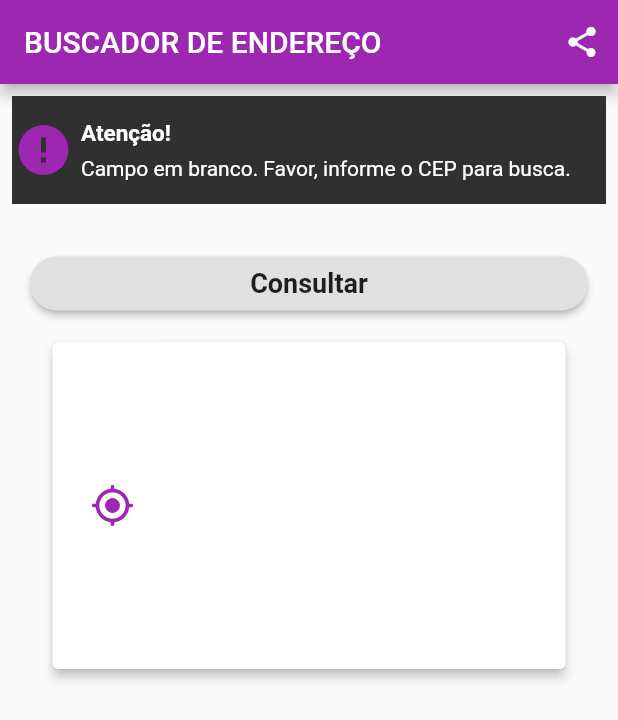
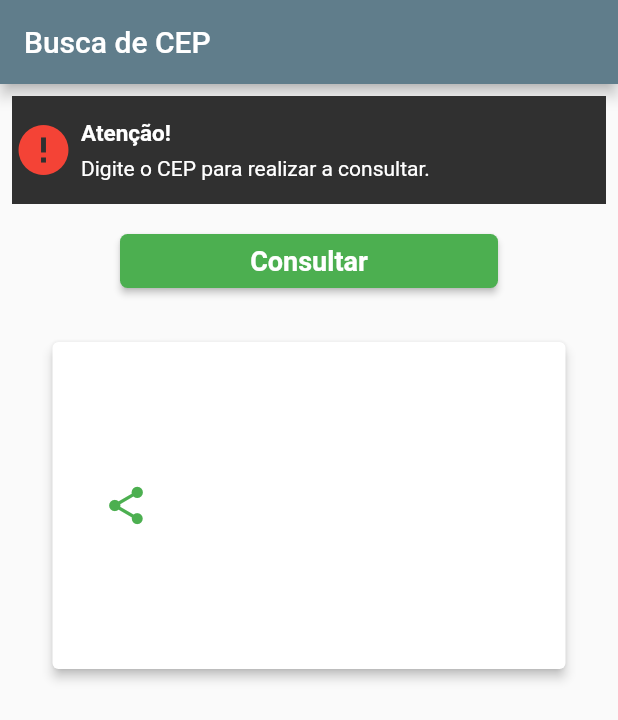
Before and after one commit to cesarvargasjr/Search_CEP_Flutter, a Flutter app: the screen it shows after launch, after a tap on "Consultar", on a phone screen of 412 x 824 dp. Shown: the top 720 px of the screen. Run offline on Flutter 3.47's test engine with Material 2 defaults, Android fonts, the phone set to English and light mode, and no system bars; drawn by our look-alikes of another_flushbar; our stand-ins replace share; missing offline and left inert: dart:ffi.

Commit message:
Projeto Desenvolvimento de Sistemas Móveis

```diff
--- a/lib/main.dart
+++ b/lib/main.dart
@@ -6,7 +6,7 @@ void main() {
     debugShowCheckedModeBanner: false,
     home: HomePage(),
     theme:
-        ThemeData(brightness: Brightness.light, primarySwatch: Colors.purple),
+        ThemeData(brightness: Brightness.light, primarySwatch: Colors.blueGrey),
     darkTheme: ThemeData(
       brightness: Brightness.dark,
     ),
--- a/lib/views/home_page.dart
+++ b/lib/views/home_page.dart
@@ -20,10 +20,11 @@ class _HomePageState extends State<HomePage> {
   // Declaração Bools
   bool _loading = false;
   bool _enableField = true;
+  bool _erro = true;
 
   // Declaração Strings
   String? _result;
-  String? status = 'Favor, informar o CEP.';
+  String? status = 'Por favor, informe o CEP.';
   String? cep = '';
   String? logradouro = '';
   String? complemento = '';
@@ -57,18 +58,7 @@ class _HomePageState extends State<HomePage> {
   Widget build(BuildContext context) {
     return Scaffold(
       appBar: AppBar(
-        title: Text('BUSCADOR DE ENDEREÇO'),
-        actions: <Widget>[
-          IconButton(
-            icon: const Icon(
-              Icons.share,
-              color: Colors.white,
-            ),
-            onPressed: () {
-              _share(context);
-            },
-          )
-        ],
+        title: Text('Busca de CEP'),
       ),
       body: SingleChildScrollView(
         padding: EdgeInsets.all(20.0),
@@ -84,14 +74,14 @@ class _HomePageState extends State<HomePage> {
     );
   }
 
-  // ************ WIDGETS DO PROJETO ******************************
+  // WIDGETS DO PROJETO
 
   Widget _buildSearchCepTextField() {
     return TextField(
       autofocus: true,
       keyboardType: TextInputType.number,
       textInputAction: TextInputAction.done,
-      decoration: InputDecoration(labelText: 'Informe o Cep'),
+      decoration: InputDecoration(labelText: 'Digite o Cep'),
       controller: _searchCepController,
       enabled: _enableField,
     );
@@ -99,19 +89,22 @@ class _HomePageState extends State<HomePage> {
 
   Widget _buildSearchCepButton() {
     return Padding(
-      padding: const EdgeInsets.only(top: 30.0),
+      padding: EdgeInsets.fromLTRB(60.0, 15.0, 60.0, 15.0),
       child: RaisedButton(
         onPressed: _searchCep,
+        color: Colors.green,
         child: _loading
             ? _circularLoading()
             : Text(
                 'Consultar',
                 style: TextStyle(
-                  fontSize: 18,
-                  fontWeight: FontWeight.bold,
-                ),
+                    fontSize: 18,
+                    fontWeight: FontWeight.bold,
+                    color: Colors.white),
               ),
-        shape: RoundedRectangleBorder(borderRadius: BorderRadius.circular(30)),
+        shape: RoundedRectangleBorder(
+          borderRadius: BorderRadius.circular(5),
+        ),
       ),
     );
   }
@@ -135,10 +128,11 @@ class _HomePageState extends State<HomePage> {
           child: Row(
             // ignore: prefer_const_literals_to_create_immutables
             children: [
-              Icon(
-                Icons.gps_fixed_rounded,
-                color: Colors.purple,
-                size: 30,
+              IconButton(
+                icon: const Icon(Icons.share, color: Colors.green, size: 30),
+                onPressed: () {
+                  _share(context);
+                },
               ),
               SizedBox(
                 width: 10,
@@ -213,11 +207,6 @@ class _HomePageState extends State<HomePage> {
                 ],
               ),
               Spacer(),
-              //Icon(
-              //  Icons.arrow_forward_ios_outlined,
-              //  size: 15,
-              //  color: Colors.green,
-              //),
             ],
           ),
         ),
@@ -232,14 +221,16 @@ class _HomePageState extends State<HomePage> {
     // Validações
     if (cep.isEmpty || cep == '' || cep.length > 8 || cep.length < 8) {
       if (cep.length > 8 || cep.length < 8) {
+        _erro = true;
         titleSnackBar = 'Atenção!';
-        massageSnackBar = 'Quantidade de caracter incorreto.';
+        massageSnackBar = 'Quantidade de caracteres incorreto.';
         showTopSnackBar(context);
       }
 
       if (cep.isEmpty || cep == '') {
+        _erro = true;
         titleSnackBar = 'Atenção!';
-        massageSnackBar = 'Campo em branco. Favor, informe o CEP para busca.';
+        massageSnackBar = 'Digite o CEP para realizar a consultar.';
         showTopSnackBar(context);
       }
 
@@ -254,9 +245,7 @@ class _HomePageState extends State<HomePage> {
       gia = '';
       ddd = '';
       siafi = '';
-      //
     } else {
-      //
       _searching(true);
 
       final resultCep = await ViaCepService.fetchCep(cep: cep);
@@ -266,6 +255,7 @@ class _HomePageState extends State<HomePage> {
         // Valida retorno do JSON
 
         if (resultCep.cep == comparar) {
+          _erro = true;
           titleSnackBar = 'Atenção!';
           massageSnackBar = 'CEP inexistente!';
           showTopSnackBar(context);
@@ -282,6 +272,7 @@ class _HomePageState extends State<HomePage> {
           ddd = '';
           siafi = '';
         } else {
+          _erro = false;
           titleSnackBar = 'CEP válido!';
           massageSnackBar = 'Busca realizada com sucesso.';
           showTopSnackBar(context);
@@ -301,7 +292,6 @@ class _HomePageState extends State<HomePage> {
     }
 
     _searching(false);
-    //
   }
 
   void _searching(bool enable) {
@@ -320,34 +310,17 @@ class _HomePageState extends State<HomePage> {
           icon: Icon(
             Icons.error,
             size: 40,
-            color: Colors.purple,
+            color: Colors.red,
           ),
-
           shouldIconPulse: false,
           title: titleSnackBar,
           message: massageSnackBar,
-
-          /*****************************************
-
-          Botton Link  com ação após Clik
-
-            mainButton: FlatButton(
-              child: Text(
-                'Click Me',
-                style: TextStyle(color: Colors.purple, fontSize: 16),
-              ),
-              onPressed: () {},
-            ),
-
-          *******************************************/
-
           onTap: (_) {
             print('Clicked bar');
           },
           duration: Duration(seconds: 3),
           flushbarPosition: FlushbarPosition.TOP,
           margin: EdgeInsets.fromLTRB(8, kToolbarHeight + 8, 8, 0),
-          //borderRadius: 16,
         ),
       );
 
@@ -361,7 +334,12 @@ class _HomePageState extends State<HomePage> {
 
   void _share(BuildContext context) {
     dynamic cep;
-    if (_result != '') {
+
+    if (_erro == true) {
+      titleSnackBar = 'Atenção!';
+      massageSnackBar = 'Não é possível compartilhar um CEP inválido.';
+      showTopSnackBar(context);
+    } else if (_result != '') {
       cep = ResultCep.fromJson(_result!);
       Share.share(
         "cep: ${cep.cep}, Logradouro: ${cep.logradouro}, Complemento: ${cep.complemento},"
```
